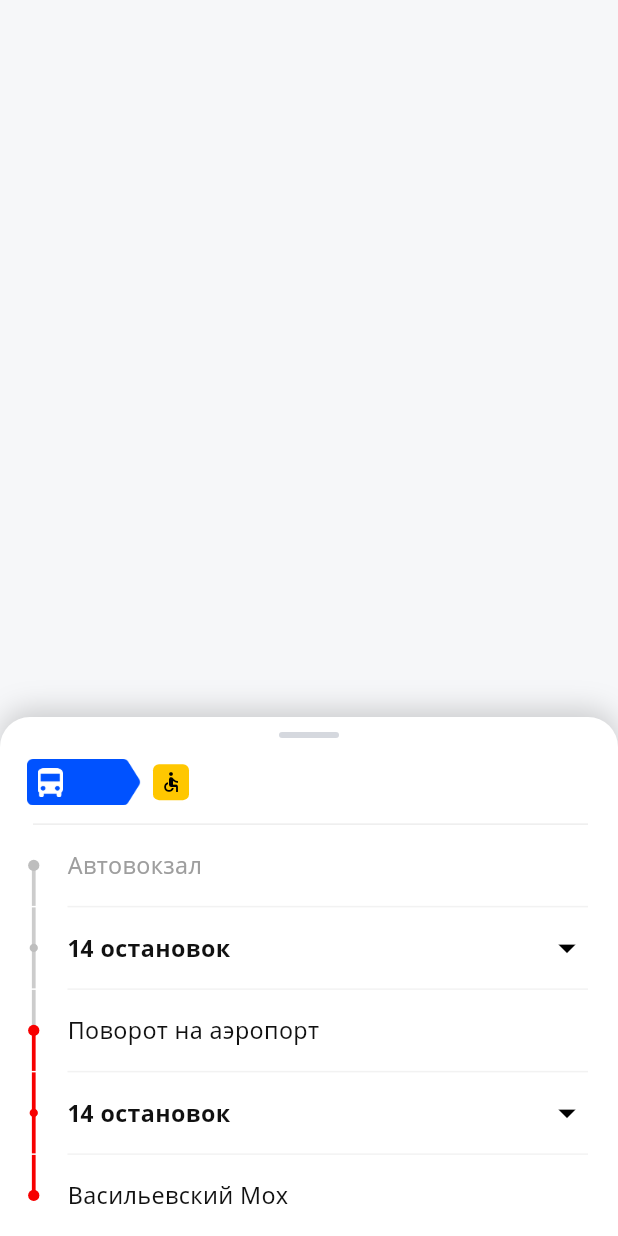
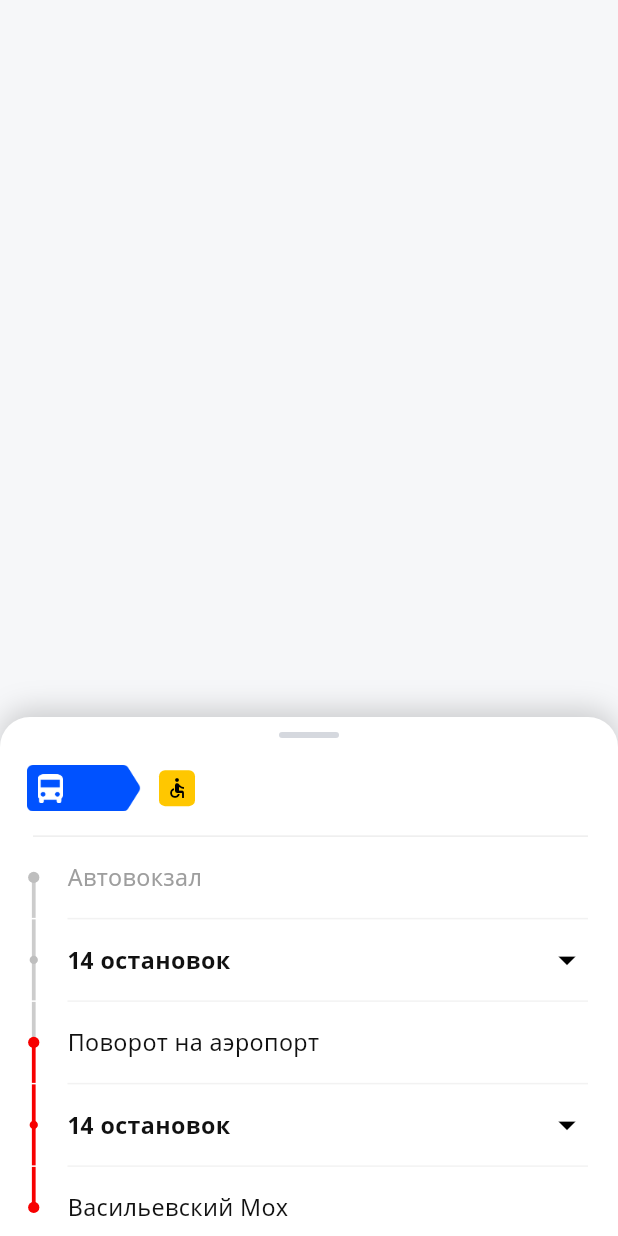
Before and after one commit to vakaka1/not-volga, a Flutter app: the VolgaBusBottomSheet widget shown alone on an empty page, opened directly with empty values, on a phone screen of 412 x 824 dp. Run offline on Flutter 3.47's test engine with Material 3 defaults, Android fonts, the phone set to English and light mode, and no system bars; our stand-ins replace geolocator, qr_flutter, shared_preferences; missing offline and left inert: mobile_scanner, yandex_mapkit; accounts and stored records are empty; network calls fail; statements that could not run were skipped.

Commit message:
Обновление экранов остановки и автобуса: статус «Прибывает», отступы и обычный шрифт времени
- При 0 минут до прибытия выводится надпись «Прибывает»
- Шрифт времени прибытия сделан обычным (normal) вместо жирного
- Расширена верхняя панель в окне автобуса вверх и вниз на пару пунктов
- Слегка увеличены отступы между номером маршрута, знаком инвалида и госномером

```diff
--- a/lib/widgets/map/volga_bus_bottom_sheet.dart
+++ b/lib/widgets/map/volga_bus_bottom_sheet.dart
@@ -233,7 +233,7 @@ class _VolgaBusBottomSheetState extends State<VolgaBusBottomSheet> {
 
               // 1. Верхняя плашка (БЕЗ кнопки закрытия): [ 🚌 107 ] [ ♿ ] [ H 263 CP 69 ]
               Padding(
-                padding: const EdgeInsets.fromLTRB(18, 6, 18, 12),
+                padding: const EdgeInsets.fromLTRB(18, 10, 18, 16),
                 child: Row(
                   crossAxisAlignment: CrossAxisAlignment.center,
                   children: [
@@ -244,7 +244,7 @@ class _VolgaBusBottomSheetState extends State<VolgaBusBottomSheet> {
                       fontSize: 17,
                     ),
                     if (widget.vehicle.hasWheelchair) ...[
-                      const SizedBox(width: 8),
+                      const SizedBox(width: 12),
                       Container(
                         width: 24,
                         height: 24,
@@ -257,7 +257,7 @@ class _VolgaBusBottomSheetState extends State<VolgaBusBottomSheet> {
                       ),
                     ],
                     if (widget.vehicle.licenseNumber.isNotEmpty) ...[
-                      const SizedBox(width: 6),
+                      SizedBox(width: widget.vehicle.hasWheelchair ? 10 : 12),
                       Container(
                         height: 24,
                         padding: const EdgeInsets.symmetric(horizontal: 6),
--- a/lib/widgets/map/volga_station_bottom_sheet.dart
+++ b/lib/widgets/map/volga_station_bottom_sheet.dart
@@ -215,7 +215,7 @@ class _VolgaStationBottomSheetState extends State<VolgaStationBottomSheet> {
 
             // 2. Желтый значок доступности (инвалидная коляска)
             if (item.hasWheelchair && item.licenseNumber != null && item.licenseNumber!.isNotEmpty) ...[
-              const SizedBox(width: 8),
+              const SizedBox(width: 12),
               Container(
                 width: 24,
                 height: 24,
@@ -230,7 +230,7 @@ class _VolgaStationBottomSheetState extends State<VolgaStationBottomSheet> {
 
             // 3. Плашка госномера
             if (item.licenseNumber != null && item.licenseNumber!.isNotEmpty) ...[
-              const SizedBox(width: 6),
+              SizedBox(width: item.hasWheelchair ? 10 : 12),
               Container(
                 height: 24,
                 padding: const EdgeInsets.symmetric(horizontal: 6),
@@ -264,7 +264,7 @@ class _VolgaStationBottomSheetState extends State<VolgaStationBottomSheet> {
                   style: const TextStyle(
                     fontFamily: 'NotoSans',
                     fontSize: 16.5,
-                    fontWeight: FontWeight.w700,
+                    fontWeight: FontWeight.normal,
                     color: Color(0xFF111111),
                     height: 1.15,
                   ),
```
Also changed, not shown: lib/models/transport/station_arrival_model.dart (+8 -2 lines), lib/screens/map_screen.dart (+6 -6 lines).
